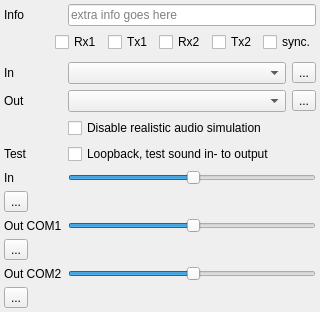
First picture: the form in src/blackgui/components/audiodevicevolumesetupcomponent.ui, repository ltoenning/pilotclient, before the edit.
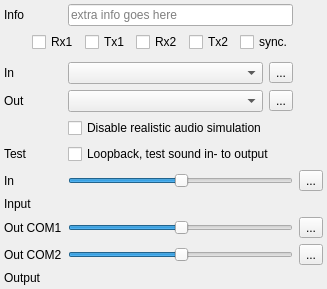
Second picture: the form after the edit. Icons and pictures are not drawn. Custom widgets are drawn as their Qt base class.

Commit message: Issue #100 Rearrange volume sliders

Diff of the .ui file:
```diff
--- a/src/blackgui/components/audiodevicevolumesetupcomponent.ui
+++ b/src/blackgui/components/audiodevicevolumesetupcomponent.ui
@@ -26,7 +26,7 @@
    <property name="bottomMargin">
     <number>4</number>
    </property>
-   <item row="9" column="0">
+   <item row="8" column="3">
     <widget class="QToolButton" name="tb_ResetInVolume">
      <property name="text">
       <string>...</string>
@@ -120,14 +120,14 @@
      </property>
     </widget>
    </item>
-   <item row="12" column="0">
+   <item row="11" column="3">
     <widget class="QToolButton" name="tb_ResetOutVolumeCom1">
      <property name="text">
       <string>...</string>
      </property>
     </widget>
    </item>
-   <item row="14" column="0">
+   <item row="12" column="3">
     <widget class="QToolButton" name="tb_ResetOutVolumeCom2">
      <property name="text">
       <string>...</string>
@@ -141,7 +141,7 @@
      </property>
     </widget>
    </item>
-  <item row="13" column="0">
+  <item row="12" column="0">
     <widget class="QLabel" name="lbl_VolumeOutCom2">
      <property name="text">
       <string>Out COM2</string>
@@ -300,28 +300,25 @@
      </property>
     </widget>
    </item>
-   <item row="13" column="1">
-    <widget class="QSlider" name="hs_VolumeOutCom2">
-     <property name="value">
-      <number>50</number>
-     </property>
-     <property name="orientation">
-      <enum>Qt::Horizontal</enum>
-     </property>
-    </widget>
-   </item>
    <item row="12" column="1">
-    <widget class="BlackGui::CLevelMeter" name="wip_OutLevelMeterCom1">
-     <property name="sizePolicy">
-      <sizepolicy hsizetype="Expanding" vsizetype="Preferred">
-       <horstretch>0</horstretch>
-       <verstretch>0</verstretch>
-      </sizepolicy>
+    <widget class="QSlider" name="hs_VolumeOutCom2">
+     <property name="value">
+      <number>50</number>
      </property>
+     <property name="orientation">
+      <enum>Qt::Horizontal</enum>
+     </property>
     </widget>
    </item>
-   <item row="14" column="1">
-    <widget class="BlackGui::CLevelMeter" name="wip_OutLevelMeterCom2">
+  <item row="13" column="0">
+    <widget class="QLabel" name="lbl_OutLevelMeter">
+     <property name="text">
+      <string>Output</string>
+     </property>
+    </widget>
+   </item>
+   <item row="13" column="1">
+    <widget class="BlackGui::CLevelMeter" name="wip_OutLevelMeter">
      <property name="sizePolicy">
       <sizepolicy hsizetype="Expanding" vsizetype="Preferred">
        <horstretch>0</horstretch>
@@ -330,6 +327,13 @@
      </property>
     </widget>
    </item>
+  <item row="9" column="0">
+    <widget class="QLabel" name="lbl_InLevelMeter">
+     <property name="text">
+      <string>Input</string>
+     </property>
+    </widget>
+  </item>
    <item row="9" column="1">
     <widget class="BlackGui::CLevelMeter" name="wip_InLevelMeter">
      <property name="sizePolicy">
```
Left out of the diff: 12 changed lines with no effect on the pictures. The commit also changes 2 other files.
